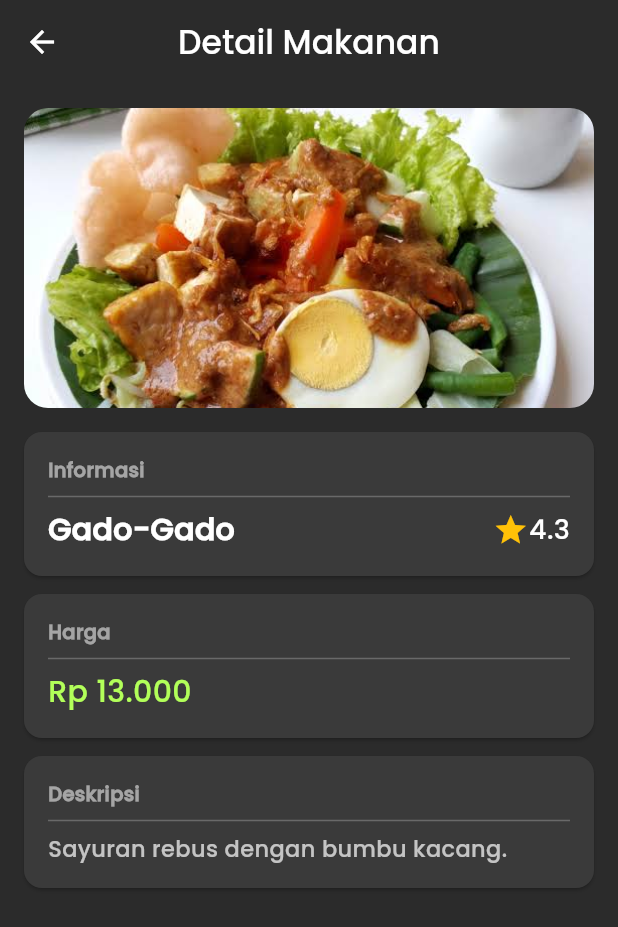
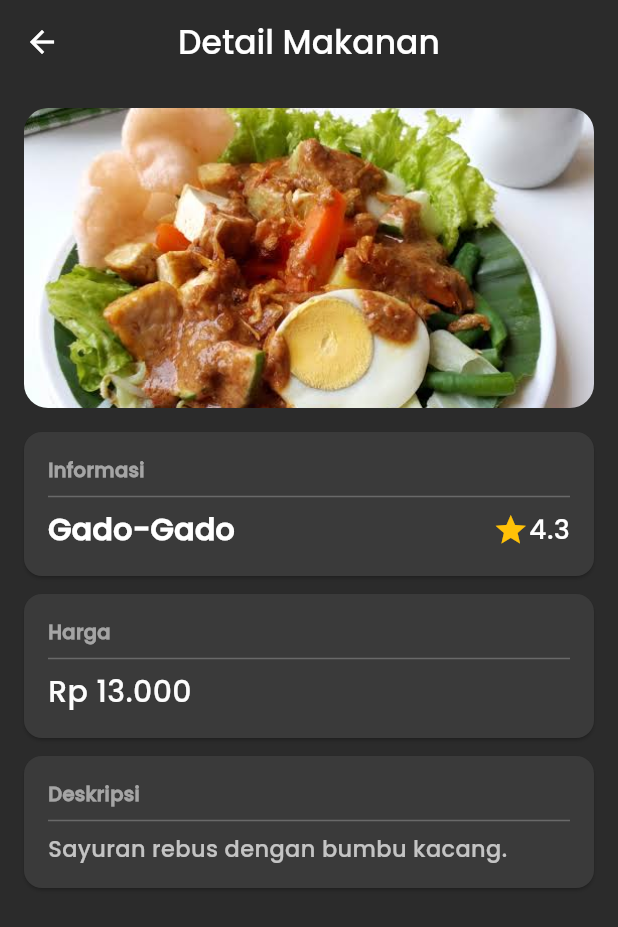
Before and after one commit to raymndusArya/projectFlutter-1, a Flutter app: the screen it shows after launch, after a tap on "Gado-Gado", on a phone screen of 412 x 824 dp. Shown: the top 927 px of the screen. Run offline on Flutter 3.47's test engine with Material 3 defaults, Android fonts, the phone set to English and light mode, and no system bars; our stand-ins replace get.

```diff
--- /dev/null
+++ b/devtools_options.yaml
@@ -0,0 +1,3 @@
+description: This file stores settings for Dart & Flutter DevTools.
+documentation: https://docs.flutter.dev/tools/devtools/extensions#configure-extension-enablement-states
+extensions:
--- a/lib/components/custom_makanan_card.dart
+++ b/lib/components/custom_makanan_card.dart
@@ -26,6 +26,9 @@ class CustomMakananCard extends StatelessWidget {
         child: Padding(
           padding: const EdgeInsets.all(10),
           child: Row(
+            mainAxisAlignment: MainAxisAlignment.spaceBetween,
+            children: [
+              Row(
                 children: [
                   Container(
                     width: 80,
@@ -39,14 +42,11 @@ class CustomMakananCard extends StatelessWidget {
                     ),
                   ),
                   const SizedBox(width: 12),
-              Flexible(
-                child: Column(
+                  Column(
                     crossAxisAlignment: CrossAxisAlignment.start,
                     children: [
                       Text(
                         makanan.namaMakanan,
-                      maxLines: 2,
-                      overflow: TextOverflow.ellipsis,
                         style: const TextStyle(
                           fontSize: 16,
                           fontWeight: FontWeight.bold,
@@ -68,14 +68,14 @@ class CustomMakananCard extends StatelessWidget {
                       Text(
                         makanan.harga,
                         style: const TextStyle(
-                        color: Colors.lightGreenAccent,
+                          color: Color.fromARGB(255, 191, 193, 190),
                           fontWeight: FontWeight.w600,
                         ),
                       ),
                     ],
                   ),
+                ],
               ),
-              const Spacer(),
               const Icon(
                 Icons.arrow_forward_ios_rounded,
                 size: 16,
--- a/lib/components/custom_operator_button.dart
+++ b/lib/components/custom_operator_button.dart
@@ -1,10 +1,10 @@
 import 'package:flutter/material.dart';
 
-class CustomButtonOperator extends StatelessWidget {
+class CustomOperatorButton extends StatelessWidget {
   final String myText;
   final VoidCallback onPressed;
 
-  const CustomButtonOperator({
+  const CustomOperatorButton({
     super.key,
     required this.myText,
     required this.onPressed,
--- a/lib/components/custom_section_card.dart
+++ b/lib/components/custom_section_card.dart
@@ -13,22 +13,22 @@ class CustomSectionCard extends StatelessWidget {
   @override
   Widget build(BuildContext context) {
     return Card(
-      color: const Color(0xFF3A3A3A),
-      margin: const EdgeInsets.only(bottom: 12),
+      color: Color(0xFF3A3A3A),
+      margin: EdgeInsets.only(bottom: 12),
       child: Padding(
-        padding: const EdgeInsets.all(16),
+        padding: EdgeInsets.all(16),
         child: Column(
           crossAxisAlignment: CrossAxisAlignment.start,
           children: [
             Text(
               title,
-              style: const TextStyle(
+              style: TextStyle(
                 fontSize: 13,
                 fontWeight: FontWeight.bold,
                 color: Colors.white54,
               ),
             ),
-            const Divider(color: Colors.white24),
+            Divider(color: Colors.white24),
             child,
           ],
         ),
--- a/lib/pages/confirm_registration_page.dart
+++ b/lib/pages/confirm_registration_page.dart
@@ -14,7 +14,7 @@ class ConfirmRegistrationPage extends StatelessWidget {
         children: [
           Icon(icon, color: Colors.indigo),
           SizedBox(width: 12),
-          Expanded(
+          Flexible(
             child: Column(
               crossAxisAlignment: CrossAxisAlignment.start,
               children: [
--- a/lib/pages/detail_makanan_pages.dart
+++ b/lib/pages/detail_makanan_pages.dart
@@ -3,12 +3,12 @@ import 'package:get/get.dart';
 import 'package:project1/components/custom_section_card.dart';
 import 'package:project1/controllers/detail_makanan_controller.dart';
 
-class DetailMakananPage extends StatelessWidget {
-  DetailMakananPage({super.key});
+class DetailMakananPages extends StatelessWidget {
+  DetailMakananPages({super.key});
 
   final controller = Get.put(DetailMakananController());
 
-  static const Color bgColor = Color(0xFF2B2B2B);
+  static Color bgColor = Color(0xFF2B2B2B);
 
   @override
   Widget build(BuildContext context) {
@@ -17,36 +17,36 @@ class DetailMakananPage extends StatelessWidget {
     return Scaffold(
       backgroundColor: bgColor,
       appBar: AppBar(
-        title: const Text('Detail Makanan'),
+        title: Text('Detail Makanan'),
         centerTitle: true,
         backgroundColor: bgColor,
         foregroundColor: Colors.white,
       ),
       body: ListView(
-        padding: const EdgeInsets.all(16),
+        padding: EdgeInsets.all(16),
         children: [
           // Tempat Gambar
           Container(
             height: 200,
-            margin: const EdgeInsets.only(bottom: 16),
+            margin: EdgeInsets.only(bottom: 16),
             decoration: BoxDecoration(
               borderRadius: BorderRadius.circular(16),
               image: DecorationImage(
-                image: AssetImage(makanan.gambar),
+                image: AssetImage(controller.makanan.gambar),
                 fit: BoxFit.cover,
               ),
             ),
           ),
 
-          // untuk menampilkan informasi makanan
+          // buat nampilin detail
           CustomSectionCard(
             title: 'Informasi',
             child: Row(
               mainAxisAlignment: MainAxisAlignment.spaceBetween,
               children: [
                 Text(
-                  makanan.namaMakanan,
-                  style: const TextStyle(
+                  controller.makanan.namaMakanan,
+                  style: TextStyle(
                     fontSize: 20,
                     fontWeight: FontWeight.bold,
                     color: Colors.white,
@@ -54,10 +54,10 @@ class DetailMakananPage extends StatelessWidget {
                 ),
                 Row(
                   children: [
-                    const Icon(Icons.star, color: Colors.amber),
+                    Icon(Icons.star, color: Colors.amber),
                     Text(
-                      makanan.rating,
-                      style: const TextStyle(fontSize: 18, color: Colors.white),
+                      controller.makanan.rating,
+                      style: TextStyle(fontSize: 18, color: Colors.white),
                     ),
                   ],
                 ),
@@ -65,24 +65,24 @@ class DetailMakananPage extends StatelessWidget {
             ),
           ),
 
-          // Harga
+          // Harga di detail
           CustomSectionCard(
             title: 'Harga',
             child: Text(
-              makanan.harga,
-              style: const TextStyle(
+              controller.makanan.harga,
+              style: TextStyle(
                 fontSize: 20,
-                color: Colors.lightGreenAccent,
+                color: Color.fromARGB(255, 252, 252, 252),
               ),
             ),
           ),
 
-          // Deskripsi
+          // Deskripsi di detail
           CustomSectionCard(
             title: 'Deskripsi',
             child: Text(
-              makanan.deskripsi,
-              style: const TextStyle(fontSize: 15, color: Colors.white70),
+              controller.makanan.deskripsi,
+              style: TextStyle(fontSize: 15, color: Colors.white70),
             ),
           ),
         ],
--- a/lib/pages/list_makanan_page.dart
+++ b/lib/pages/list_makanan_page.dart
@@ -16,14 +16,14 @@ class ListMakananPage extends StatelessWidget {
     return Scaffold(
       backgroundColor: bgColor,
       appBar: AppBar(
-        title: const Text('List Makanan'),
+        title: Text('List Makanan'),
         centerTitle: true,
         backgroundColor: bgColor,
         foregroundColor: Colors.white,
         elevation: 0,
       ),
       body: ListView.builder(
-        padding: const EdgeInsets.all(12),
+        padding: EdgeInsets.all(12),
         itemCount: controller.makananList.length,
         itemBuilder: (context, index) {
           final makanan = controller.makananList[index];
--- a/lib/pages/login_page.dart
+++ b/lib/pages/login_page.dart
@@ -55,7 +55,7 @@ class _LoginPageState extends State<LoginPage> {
             ),
           ),
 
-          CustomButtonOperator(
+          CustomOperatorButton(
             myText: "Login Here",
             onPressed: () {
               setState(() {
--- a/lib/routes.dart
+++ b/lib/routes.dart
@@ -20,6 +20,6 @@ class Routes {
     GetPage(name: calculator, page: () => CalculatorPage()),
     GetPage(name: kalkulator, page: () => KalkulatorPage()),
     GetPage(name: listMakanan, page: () => ListMakananPage()),
-    GetPage(name: detailMakanan, page: () => DetailMakananPage()),
+    GetPage(name: detailMakanan, page: () => DetailMakananPages()),
   ];
 }
```
Also changed, not shown: lib/components/custom_textfield.dart (+5 -5 lines), lib/main.dart (+6 -9 lines), lib/pages/calculator_page.dart (+40 -34 lines), lib/pages/kalkulator_page.dart (+4 -4 lines), lib/pages/registration_page.dart (+13 -16 lines). Lines whose indentation alone changed are shown as unchanged.
